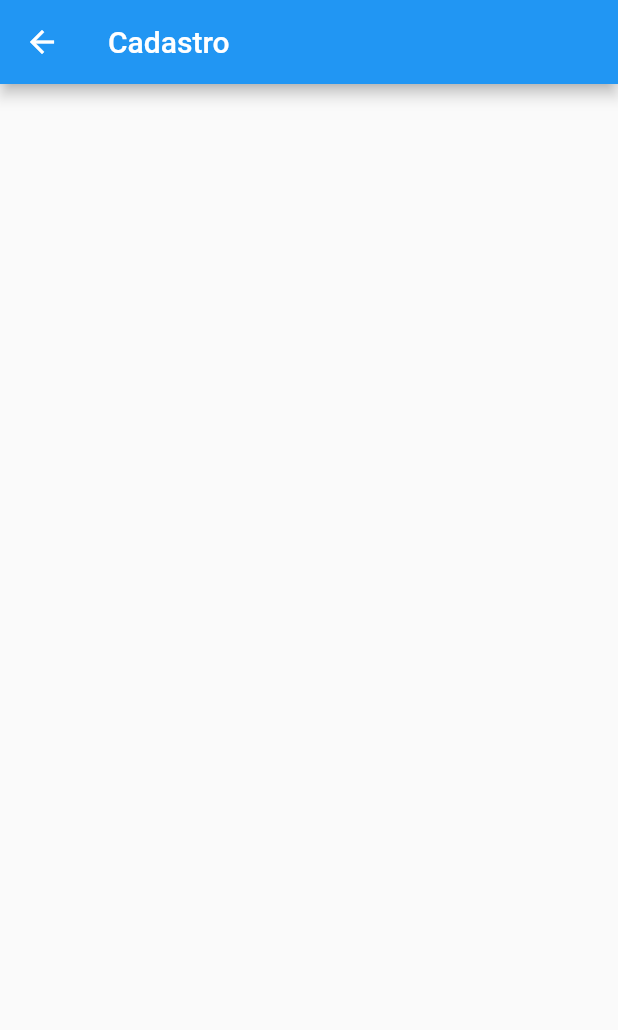
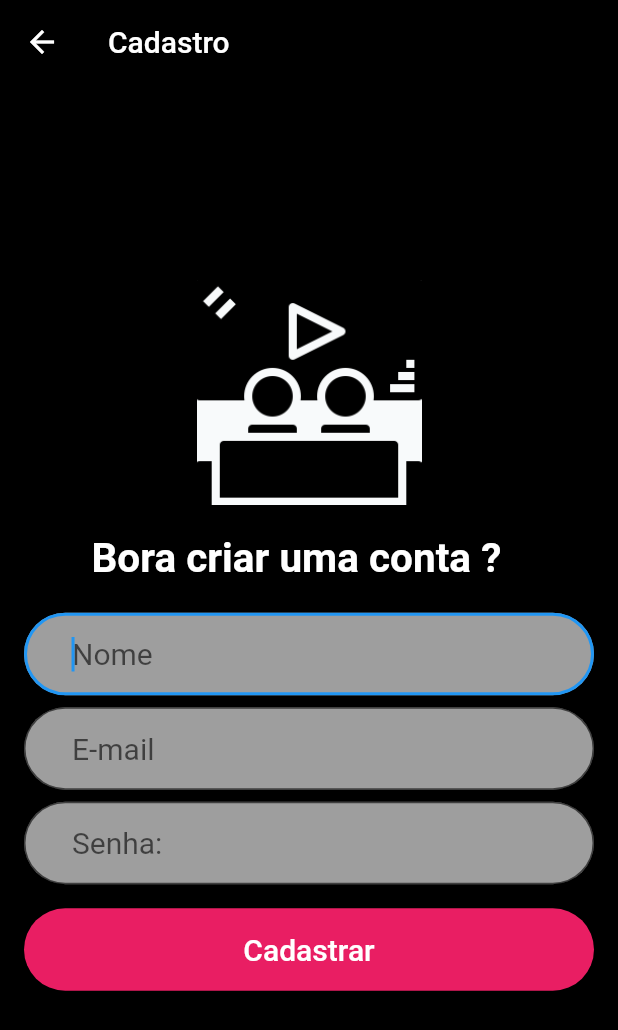
Before and after one commit to Kvcss/CineMountain, a Flutter app: the screen it shows after launch, after a tap on "Não tem uma conta?", on a phone screen of 412 x 824 dp. Shown: the top 1030 px of the screen. Run offline on Flutter 3.47's test engine with Material 2 defaults, Android fonts, the phone set to English and light mode, and no system bars; our stand-ins replace cloud_firestore, firebase_auth, firebase_core; accounts and stored records are empty.

Commit message:
Tela de Cadastro done

```diff
--- a/lib/Cadastro.dart
+++ b/lib/Cadastro.dart
@@ -1,3 +1,7 @@
+
+
+import 'dart:ui';
+
 import 'package:flutter/material.dart';
 
 class Cadastro extends StatefulWidget {
@@ -8,13 +12,119 @@ class Cadastro extends StatefulWidget {
 }
 
 class _CadastroState extends State<Cadastro> {
+  TextEditingController _controllerNome = TextEditingController();
+  TextEditingController _controllerEmail = TextEditingController();
+  TextEditingController _controllerSenha = TextEditingController();
+  String _mensagemErro = "";
+  validarCampos(){
+    //recuperar os dados dos campos
+    String nome = _controllerNome.text;
+    String email = _controllerEmail.text;
+    String senha = _controllerSenha.text;
+
+
+  }
   @override
   Widget build(BuildContext context) {
     return Scaffold(
         appBar: AppBar(
           title: Text("Cadastro"),
+          backgroundColor:  Colors.black,
         ),
+        body:  Container(
+          decoration: BoxDecoration(color: Color(0xff000000)),
+          padding: EdgeInsets.all(16),
+          child: Center(
+              child: SingleChildScrollView(
+                child: Column(
+                  crossAxisAlignment: CrossAxisAlignment.stretch,
+                  children: <Widget>[
+                    Padding(
+                      padding: EdgeInsets.only(bottom: 0),
+                      child: Image.asset(
+                        "imagens/CineMountain-Cadastro.png",
+                        width: 200,
+                        height: 150,
+                      ),
+                    ),
+                    Padding(
+                      padding: EdgeInsets.fromLTRB(45, 20, 0, 20),
+                      child: Text("Bora criar uma conta ?", style: TextStyle(
+                          color: Colors.white, fontSize: 27, fontWeight: FontWeight.bold
+                      ),),
+                    ),
 
+                    Padding(
+                      padding: EdgeInsets.only(bottom: 8),
+                      child: TextField(
+                        controller: _controllerNome,
+                        autofocus: true,
+                        keyboardType: TextInputType.text,
+                        style: TextStyle(fontSize: 20),
+                        decoration: InputDecoration(
+                            contentPadding: EdgeInsets.fromLTRB(32, 16, 32, 16),
+                            hintText: "Nome",
+                            filled: true,
+                            fillColor: Colors.grey,
+                            border: OutlineInputBorder(
+                                borderRadius: BorderRadius.circular(32))),
+                      ),
+                    ),
+                    Padding(
+                      padding: EdgeInsets.only(bottom: 8),
+                      child: TextField(
+                        controller: _controllerEmail,
+                        keyboardType: TextInputType.emailAddress,
+                        style: TextStyle(fontSize: 20),
+                        decoration: InputDecoration(
+                            contentPadding: EdgeInsets.fromLTRB(32, 16, 32, 16),
+                            hintText: "E-mail",
+                            filled: true,
+                            fillColor: Colors.grey,
+                            border: OutlineInputBorder(
+                                borderRadius: BorderRadius.circular(32))),
+                      ),
+                    ),
+                    TextField(
+                      controller: _controllerSenha,
+                      keyboardType: TextInputType.text,
+                      style: TextStyle(fontSize: 20),
+                      decoration: InputDecoration(
+                          contentPadding: EdgeInsets.fromLTRB(32, 16, 32, 16),
+                          hintText: "Senha:",
+                          filled: true,
+                          fillColor: Colors.grey,
+                          border: OutlineInputBorder(
+                              borderRadius: BorderRadius.circular(32))),
+                    ),
+                    Padding(
+                      padding: EdgeInsets.only(top: 16, bottom: 10),
+                      child: RaisedButton(
+                        child: Text(
+                          "Cadastrar",
+                          style: TextStyle(color: Colors.white, fontSize: 20),
+                        ),
+                        color: Colors.pink,
+                        padding: EdgeInsets.fromLTRB(32, 16, 32, 16),
+                        shape: RoundedRectangleBorder(
+                            borderRadius: BorderRadius.circular(32)
+                        ),
+                        onPressed: () {
+                          validarCampos();
+                        },
+                      ),
+                    ),
+                    Text(
+                      _mensagemErro, style: TextStyle(
+                      color: Colors.red,
+                      fontSize: 20
+                    )
+
+                    ),
+                  ],
+                ),
+              )),
+        ),
     );
   }
 }
--- a/lib/Login.dart
+++ b/lib/Login.dart
@@ -71,7 +71,7 @@ class _LoginState extends State<Login> {
                 padding: EdgeInsets.only(top: 16, bottom: 10),
                 child: RaisedButton(
                   child: Text(
-                    "Cadastrar",
+                    "Entrar",
                     style: TextStyle(color: Colors.white, fontSize: 20),
                   ),
                   color: Colors.pink,
--- a/pubspec.yaml
+++ b/pubspec.yaml
@@ -68,6 +68,7 @@ flutter:
   #   - images/a_dot_ham.jpeg
   assets:
     - imagens/CineMountain-Logo.png
+    - imagens/CineMountain-Cadastro.png
   # An image asset can refer to one or more resolution-specific "variants", see
   # https://flutter.dev/assets-and-images/#resolution-aware.
 
```
Also changed, not shown: imagens/CineMountain-Cadastro.png (added).
